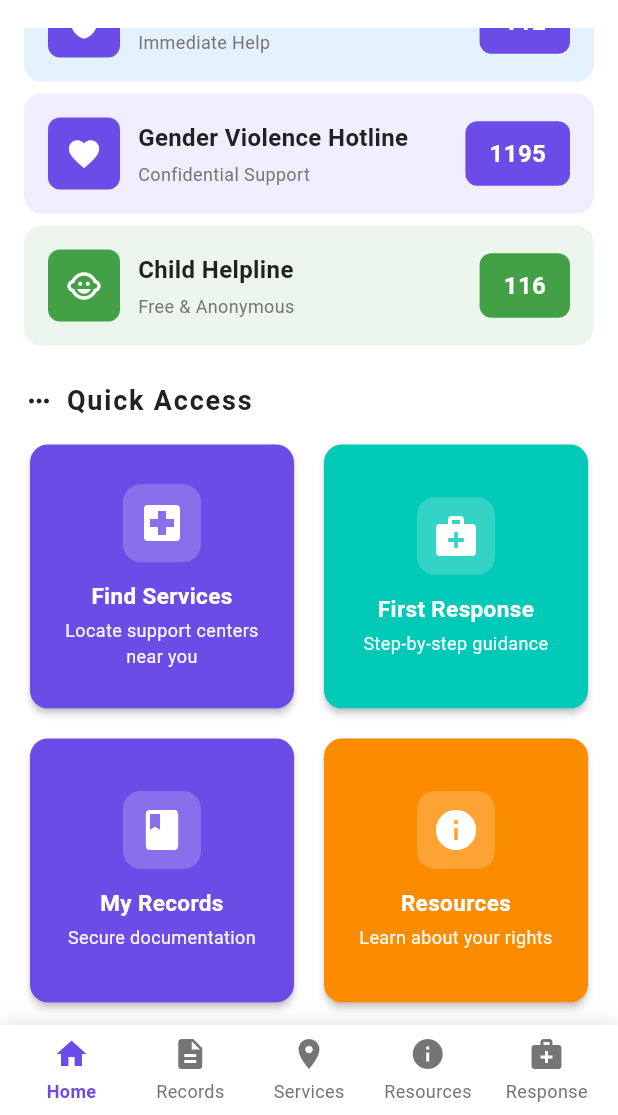
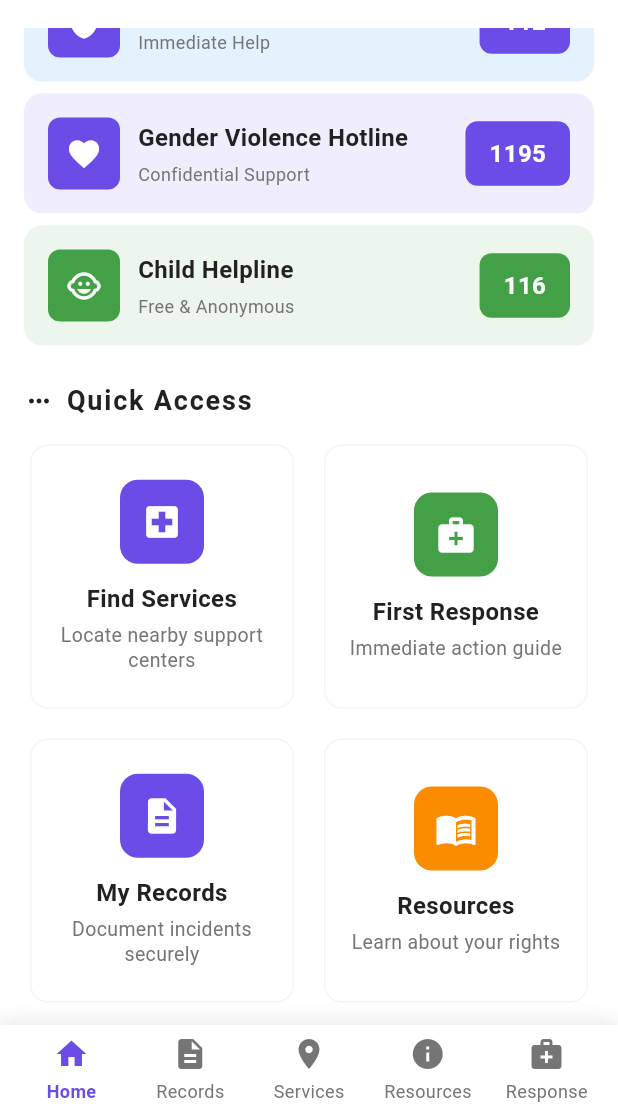
Before and after one commit to spiceyourcode/binti-salama, a Flutter app: the HomeScreen screen opened directly, scrolled down 576 dp, on a phone screen of 412 x 824 dp, the part 121-1236 px from its top. Run offline on Flutter 3.47's test engine with Material 3 defaults, Android fonts, the phone set to English and light mode, and no system bars; our stand-ins replace flutter_local_notifications, flutter_secure_storage, geocoding, geolocator, google_maps_flutter, permission_handler and 3 more; accounts and stored records are empty; statements that could not run were skipped.

Commit message:
Refactor app name in pubspec.yaml and enhance UI elements across multiple screens for improved consistency and clarity

```diff
--- a/lib/screens/home_screen.dart
+++ b/lib/screens/home_screen.dart
@@ -140,6 +140,7 @@ class _HomeScreenState extends State<HomeScreen> with WidgetsBindingObserver {
       AppLogger.info('❌ Error initializing panic button: $e');
       AppLogger.info('📚 Stack trace: $stackTrace');
       // Fallback to shake detection
+      if (!mounted) return;
       final panicService =
           Provider.of<PanicButtonService>(context, listen: false);
       AppLogger.info('🔄 Falling back to shake detection...');
@@ -616,7 +617,7 @@ class _HomeScreenState extends State<HomeScreen> with WidgetsBindingObserver {
         _buildMenuItem(
           icon: Icons.local_hospital,
           label: t?.translate('find_services') ?? 'Find Services',
-          description: 'Locate support centers near you',
+          description: 'Locate nearby support centers',
           color: AppConstants.primaryColor,
           onTap: () {
             Navigator.push(
@@ -628,8 +629,8 @@ class _HomeScreenState extends State<HomeScreen> with WidgetsBindingObserver {
         _buildMenuItem(
           icon: Icons.medical_services,
           label: t?.translate('first_response') ?? 'First Response',
-          description: 'Step-by-step guidance',
-          color: AppConstants.accentColor,
+          description: 'Immediate action guide',
+          color: AppConstants.successColor,
           onTap: () {
             Navigator.push(
               context,
@@ -638,9 +639,9 @@ class _HomeScreenState extends State<HomeScreen> with WidgetsBindingObserver {
           },
         ),
         _buildMenuItem(
-          icon: Icons.book,
+          icon: Icons.description,
           label: t?.translate('my_records') ?? 'My Records',
-          description: 'Secure documentation',
+          description: 'Document incidents securely',
           color: AppConstants.primaryColor,
           onTap: () {
             Navigator.push(
@@ -650,7 +651,7 @@ class _HomeScreenState extends State<HomeScreen> with WidgetsBindingObserver {
           },
         ),
         _buildMenuItem(
-          icon: Icons.info,
+          icon: Icons.menu_book,
           label: t?.translate('resources') ?? 'Resources',
           description: 'Learn about your rights',
           color: AppConstants.warningColor,
@@ -673,9 +674,13 @@ class _HomeScreenState extends State<HomeScreen> with WidgetsBindingObserver {
     String? description,
   }) {
     return Card(
-      elevation: 2,
+      elevation: 0,
       shape: RoundedRectangleBorder(
         borderRadius: BorderRadius.circular(12),
+        side: BorderSide(
+          color: Colors.grey.withValues(alpha: 0.1),
+          width: 1,
+        ),
       ),
       child: InkWell(
         onTap: onTap,
@@ -683,7 +688,7 @@ class _HomeScreenState extends State<HomeScreen> with WidgetsBindingObserver {
         child: Container(
           padding: const EdgeInsets.all(16),
           decoration: BoxDecoration(
-            color: color,
+            color: Colors.white,
             borderRadius: BorderRadius.circular(12),
           ),
           child: Column(
@@ -692,22 +697,23 @@ class _HomeScreenState extends State<HomeScreen> with WidgetsBindingObserver {
             crossAxisAlignment: CrossAxisAlignment.center,
             children: [
               Container(
-                padding: const EdgeInsets.all(10),
+                width: 56,
+                height: 56,
                 decoration: BoxDecoration(
-                  color: Colors.white.withValues(alpha: 0.2),
+                  color: color,
                   borderRadius: BorderRadius.circular(12),
                 ),
-                child: Icon(icon, size: 32, color: Colors.white),
+                child: Icon(icon, size: 28, color: Colors.white),
               ),
               const SizedBox(height: 12),
               Text(
                 label,
+                textAlign: TextAlign.center,
                 style: const TextStyle(
-                  fontSize: 15,
+                  fontSize: 16,
                   fontWeight: FontWeight.bold,
-                  color: Colors.white,
+                  color: AppConstants.textPrimaryColor,
                 ),
-                textAlign: TextAlign.center,
                 maxLines: 1,
                 overflow: TextOverflow.ellipsis,
               ),
@@ -715,12 +721,13 @@ class _HomeScreenState extends State<HomeScreen> with WidgetsBindingObserver {
                 const SizedBox(height: 4),
                 Text(
                   description,
-                  style: TextStyle(
-                    fontSize: 12,
-                    color: Colors.white.withValues(alpha: 0.95),
-                    fontWeight: FontWeight.w400,
+                  textAlign: TextAlign.center,
+                  style: const TextStyle(
+                    fontSize: 13,
+                    color: AppConstants.textSecondaryColor,
+                    fontWeight: FontWeight.normal,
+                    height: 1.3,
                   ),
-                  textAlign: TextAlign.center,
                   maxLines: 2,
                   overflow: TextOverflow.ellipsis,
                 ),
--- a/lib/screens/incident_log_screen.dart
+++ b/lib/screens/incident_log_screen.dart
@@ -398,7 +398,7 @@ class _IncidentLogScreenState extends State<IncidentLogScreen> {
     );
     final report = incidentService.exportIncidentLog(incident);
     // Using share_plus package
-    await Share.share(report, subject: 'Confidential Incident Report');
+    await SharePlus.instance.share(ShareParams(text: report));
   }
 
   void _confirmDelete(IncidentLog incident) {
@@ -681,11 +681,13 @@ class _IncidentFormScreenState extends State<IncidentFormScreen> {
                   lastDate: DateTime.now(),
                 );
                 if (date != null && mounted) {
+                  if (!mounted) return;
                   final time = await showTimePicker(
                     context: context,
                     initialTime: TimeOfDay.fromDateTime(_incidentDate),
                   );
-                  if (time != null && mounted) {
+                  if (!mounted) return;
+                  if (time != null) {
                     setState(() {
                       _incidentDate = DateTime(
                         date.year,
--- a/pubspec.yaml
+++ b/pubspec.yaml
@@ -1,4 +1,4 @@
-name: BintiSalama
+name: binti_salama
 description: A confidential crisis response and referral app for adolescent girls experiencing sexual violence in Kenya's coastal region.
 publish_to: 'none'
 version: 1.0.0+1
```
Also changed, not shown: lib/screens/service_locator_screen.dart (+6 -1 lines), lib/screens/settings_screen.dart (+27 -20 lines).
